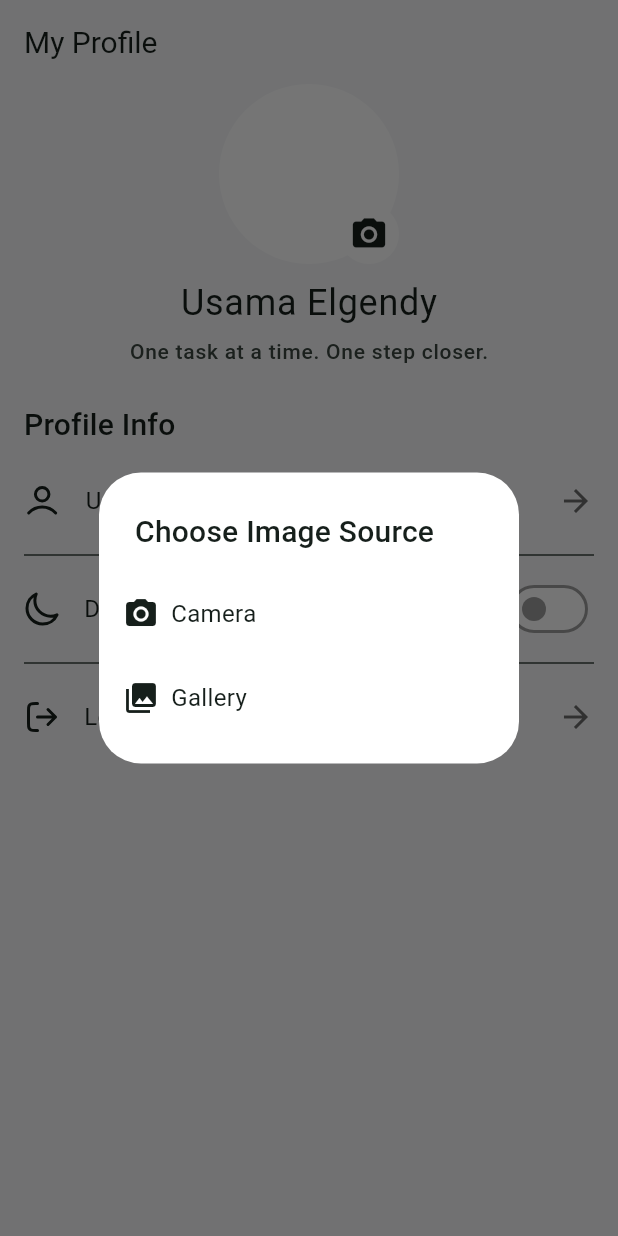
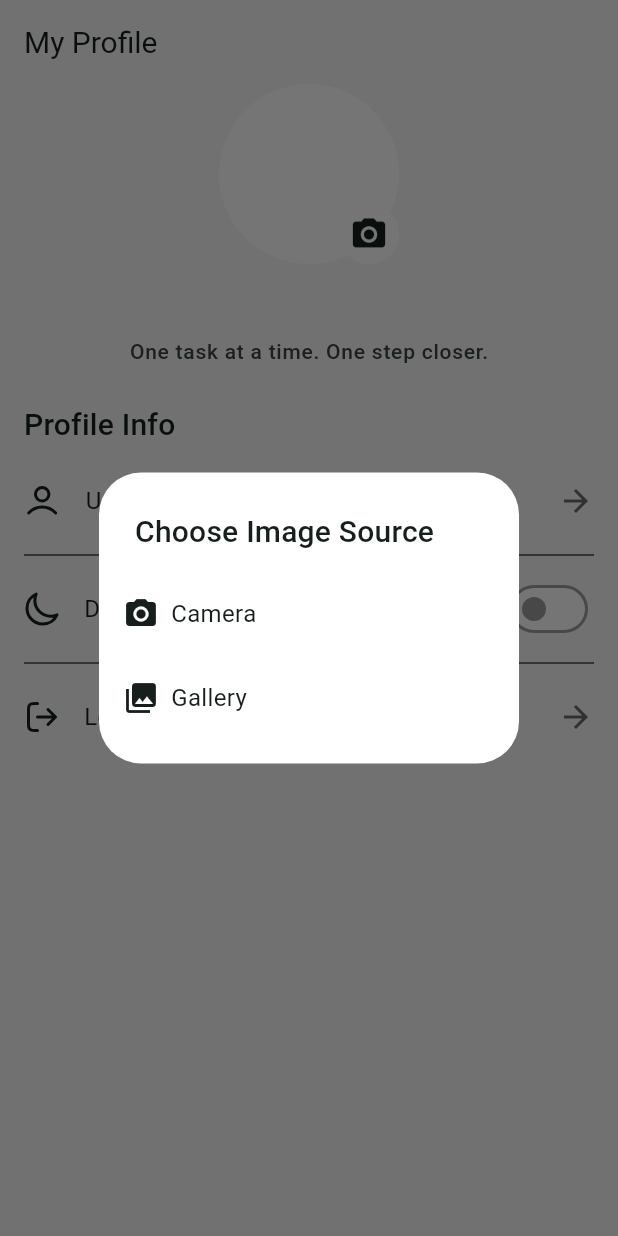
Before and after one commit to Kerolos163/TODO-ITI-, a Flutter app: the ProfileScreen screen opened directly, after a tap on the "camera alt" icon, on a phone screen of 412 x 824 dp. Run offline on Flutter 3.47's test engine with Material 3 defaults, Android fonts, the phone set to English and light mode, and no system bars; our stand-ins replace flutter_svg, image_picker, shared_preferences; accounts and stored records are empty.

Commit message:
feat: Update ProfileProvider to retrieve user name and adjust ProfileScreen to display it

```diff
--- a/lib/screens/profile/state/profile_provider.dart
+++ b/lib/screens/profile/state/profile_provider.dart
@@ -1,4 +1,3 @@
-import 'dart:developer';
 import 'dart:io';
 
 import 'package:flutter/material.dart';
@@ -9,9 +8,11 @@ import 'package:to_do/constants/preferences_manager.dart';
 
 class ProfileProvider extends ChangeNotifier {
   String? profileImage;
+  String? name;
 
-  void getImage() async {
+  void getInfo() async {
     profileImage = PreferencesManager.getString(Constant.userImage);
+    name = PreferencesManager.getString(Constant.nameKey);
   }
 
   void saveImage(XFile file) async {
--- a/lib/screens/profile/view/profile_screen.dart
+++ b/lib/screens/profile/view/profile_screen.dart
@@ -17,7 +17,7 @@ class ProfileScreen extends StatelessWidget {
   @override
   Widget build(BuildContext context) {
     return ChangeNotifierProvider<ProfileProvider>(
-      create: (context) => ProfileProvider()..getImage(),
+      create: (context) => ProfileProvider()..getInfo(),
       child: Scaffold(
         appBar: AppBar(
           title: Text("My Profile"),
@@ -69,9 +69,14 @@ class ProfileScreen extends StatelessWidget {
                       },
                     ),
                     SizedBox(height: 8),
-                    Text(
-                      "Usama Elgendy",
-                      style: Theme.of(context).textTheme.bodyLarge,
+                    Selector<ProfileProvider, String?>(
+                      selector: (_, myType) => myType.name,
+                      builder: (context, name, child) {
+                        return Text(
+                          name ?? "",
+                          style: Theme.of(context).textTheme.bodyLarge,
+                        );
+                      },
                     ),
                     SizedBox(height: 4),
                     Text(
```
